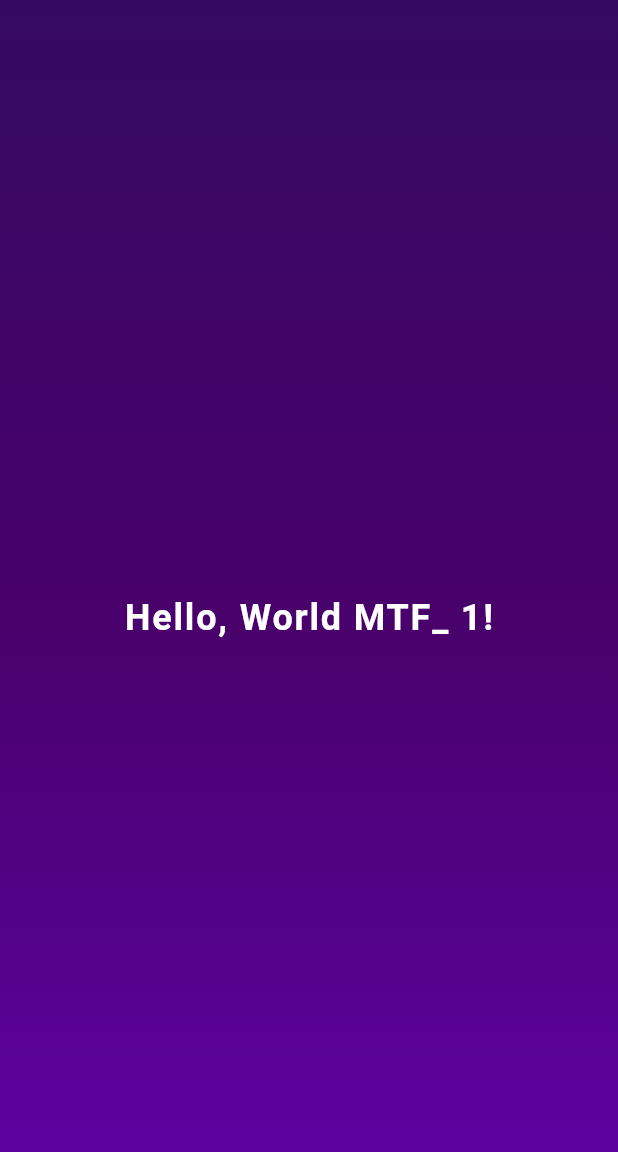
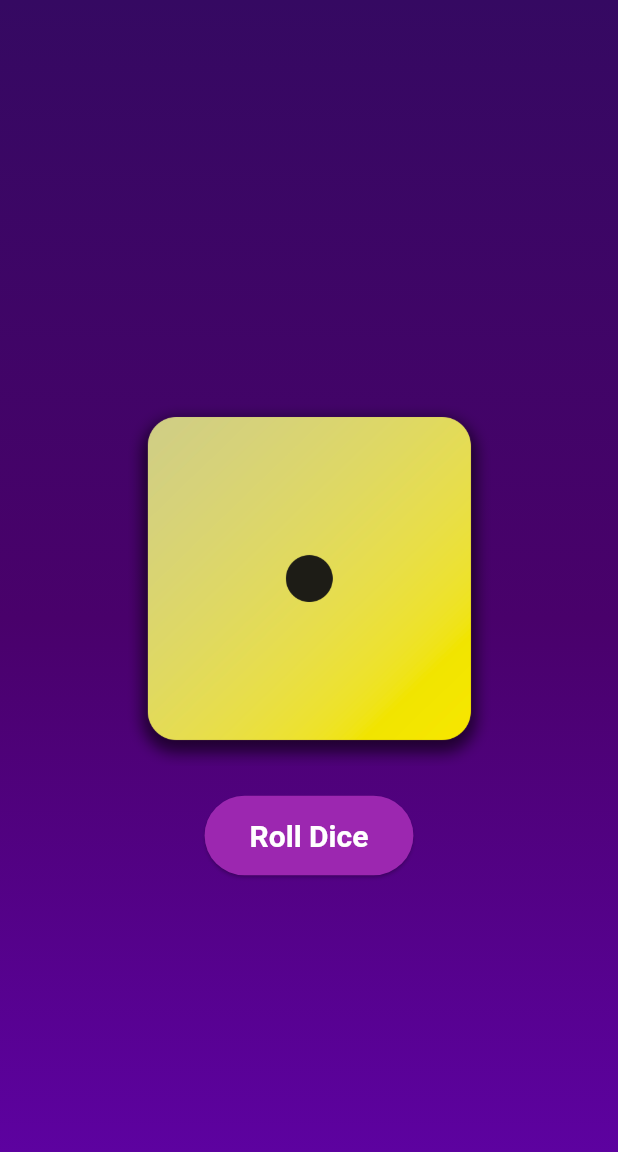
Before and after one commit to manolisfcb/dice-role-app, a Flutter app: the screen it shows after launch, on a phone screen of 412 x 824 dp. Shown: the top 1152 px of the screen. Run offline on Flutter 3.47's test engine with Material 3 defaults, Android fonts, the phone set to English and light mode, and no system bars.

Commit message:
feat: Add dice images and implement DiceRoller component

```diff
--- /dev/null
+++ b/dice_roller/lib/dice_roller.dart
@@ -0,0 +1,54 @@
+import 'package:flutter/material.dart';
+
+
+class DiceRoller extends StatefulWidget {
+  const DiceRoller({super.key});
+
+
+  @override
+  State<DiceRoller> createState() {
+    return _DiceRollerState();
+  }
+}
+
+class _DiceRollerState extends State<DiceRoller> {
+  var activeDiceImage = 'assets/images/dice-1.png';
+
+  void rollDice() {
+    setState(() {
+      final randomNumber = (1 + (6 * (new DateTime.now().millisecondsSinceEpoch % 1000) / 1000)).toInt();
+      activeDiceImage = 'assets/images/dice-$randomNumber.png';
+    });
+  }
+
+  @override
+  Widget build(BuildContext context) {
+    return Column(
+      mainAxisSize: MainAxisSize.min,
+      children: [
+        Image.asset(
+          activeDiceImage,
+          width: 250,
+        ),
+        const SizedBox(height: 20),
+        ElevatedButton(
+          onPressed: rollDice,
+          style: ElevatedButton.styleFrom(
+            backgroundColor: Colors.purple,
+            padding: const EdgeInsets.symmetric(horizontal: 30, vertical: 15),
+            textStyle: const TextStyle(
+              fontSize: 20,
+              fontWeight: FontWeight.bold,
+            ),
+          ),
+          child: const Text(
+            'Roll Dice',
+            style: TextStyle(
+              color: Colors.white,
+            ),
+          ),
+        ),
+      ],
+    );
+  }
+}
--- a/dice_roller/lib/main.dart
+++ b/dice_roller/lib/main.dart
@@ -1,6 +1,6 @@
 import 'package:flutter/material.dart';
-import 'package:dice_roller/style_text.dart';
 import 'package:dice_roller/gradient_container.dart';
+import 'package:dice_roller/dice_roller.dart';
 void main() {
   runApp( MaterialApp(
     home: Home(
@@ -12,17 +12,30 @@ void main() {
 class Home extends StatelessWidget {
    const Home({super.key});
 
+  void rollDice() {
+    print('Dice rolled!');
+  }
+
   @override
   Widget build(BuildContext context) {
     return  Scaffold(
-      body: const  GradientContainer(
+      body:  GradientContainer(
         colors: [
           Color.fromARGB(255, 53, 9, 98), // Dark Blue
           Color.fromARGB(255, 73, 1, 107), // Dark Blue
           Color.fromARGB(255, 96, 2, 168), // Dark Blue
         ],
         child: Center(
-          child: StyleText(text: 'Hello, World MTF_ 1!',)
+          child:  Column(
+            mainAxisSize: MainAxisSize.min,
+            //mainAxisAlignment: MainAxisAlignment.center,
+            crossAxisAlignment: CrossAxisAlignment.center,
+            children: [
+              SizedBox(height: 20,),
+              DiceRoller()
+            ],
+          ),
+
         ),
       ),
     );
--- a/dice_roller/pubspec.yaml
+++ b/dice_roller/pubspec.yaml
@@ -58,9 +58,8 @@ flutter:
   uses-material-design: true
 
   # To add assets to your application, add an assets section, like this:
-assets:
-  - assets/
-
+  assets:
+    - assets/images/
   # An image asset can refer to one or more resolution-specific "variants", see
   # https://flutter.dev/to/resolution-aware-images
 
```
Also changed, not shown: dice_roller/assets/images/dice-1.png (renamed from dice_roller/assets/dice-1.png), dice_roller/assets/images/dice-2.png (renamed from dice_roller/assets/dice-2.png), dice_roller/assets/images/dice-3.png (renamed from dice_roller/assets/dice-3.png), dice_roller/assets/images/dice-4.png (renamed from dice_roller/assets/dice-4.png), dice_roller/assets/images/dice-5.png (renamed from dice_roller/assets/dice-5.png), dice_roller/assets/images/dice-6.png (renamed from dice_roller/assets/dice-6.png).
